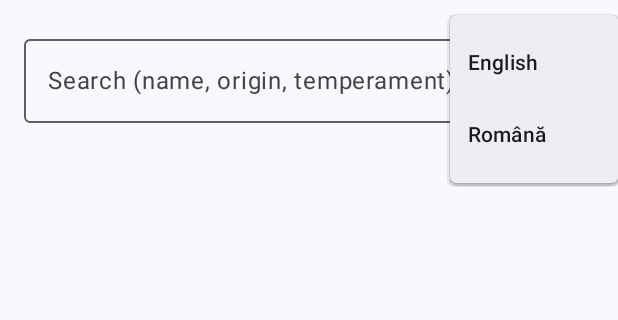
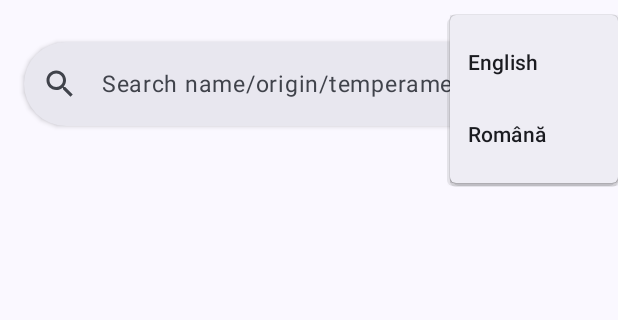
Before and after one commit to DutuMaria/meow-mate, an Android app built with Jetpack Compose: the screen it shows after launch (MainActivity), after a tap on an icon or button, on a phone screen of 412 x 824 dp, the part 69-389 px from its top. Run offline under Robolectric (Android 15) with nearby library versions, the phone set to English and light mode, and no system bars; our stand-ins replace Dagger/Hilt's generated code, Room's generated code; 1 statement that could not run was skipped.

Commit message:
Modify search bar

```diff
--- a/app/build.gradle.kts
+++ b/app/build.gradle.kts
@@ -81,6 +81,7 @@ dependencies {
     implementation(libs.androidx.material3)
     implementation(libs.androidx.appcompat)
     implementation(libs.androidx.core.ktx)
+    implementation(libs.androidx.material.icons.extended)
 
     // Navigation + Coil (imagini)
     implementation(libs.androidx.navigation.compose)
--- a/app/src/main/java/com/example/meowmate/ui/CatsListScreen.kt
+++ b/app/src/main/java/com/example/meowmate/ui/CatsListScreen.kt
@@ -1,6 +1,7 @@
 package com.example.meowmate.ui
 
 import android.util.Log
+import androidx.compose.foundation.gestures.detectTapGestures
 import androidx.compose.foundation.layout.Arrangement
 import androidx.compose.foundation.layout.Box
 import androidx.compose.foundation.layout.Column
@@ -17,7 +18,6 @@ import androidx.compose.material3.Button
 import androidx.compose.material3.DropdownMenu
 import androidx.compose.material3.DropdownMenuItem
 import androidx.compose.material3.ExperimentalMaterial3Api
-import androidx.compose.material3.OutlinedTextField
 import androidx.compose.material3.Scaffold
 import androidx.compose.material3.Text
 import androidx.compose.material3.TextButton
@@ -32,12 +32,15 @@ import androidx.compose.runtime.remember
 import androidx.compose.runtime.setValue
 import androidx.compose.ui.Alignment
 import androidx.compose.ui.Modifier
+import androidx.compose.ui.input.pointer.pointerInput
+import androidx.compose.ui.platform.LocalFocusManager
 import androidx.compose.ui.res.stringResource
 import androidx.compose.ui.unit.dp
 import androidx.hilt.navigation.compose.hiltViewModel
 import com.example.meowmate.R
 import com.example.meowmate.i18n.Locales
 import com.example.meowmate.ui.components.CatItemCard
+import com.example.meowmate.ui.components.CatSearchBar
 import com.example.meowmate.ui.state.CatsUiState
 
 
@@ -48,8 +51,14 @@ fun CatsListScreen(
     vm: CatsViewModel = hiltViewModel()
 ) {
     val state by vm.state.collectAsState()
+    val focusManager = LocalFocusManager.current
 
     Scaffold(
+        modifier = Modifier.pointerInput(Unit) {
+            detectTapGestures(onTap = {
+                focusManager.clearFocus()
+            })
+        },
         topBar = {
             TopAppBar(
                 title = { Text(stringResource(R.string.app_name)) },
@@ -78,18 +87,12 @@ fun CatsListScreen(
                 .fillMaxSize()
         ) {
             // Search
-            var localQuery by remember(state.query) { mutableStateOf(state.query) }
-            OutlinedTextField(
-                value = localQuery,
-                onValueChange = {
-                    localQuery = it
-                    vm.updateQuery(it)
-                },
+            CatSearchBar(
+                query = state.query,
+                onQueryChange = { vm.updateQuery(it) },
                 modifier = Modifier
                     .fillMaxWidth()
-                    .padding(horizontal = 16.dp, vertical = 8.dp),
-                singleLine = true,
-                placeholder = { Text(stringResource(R.string.search_placeholder)) }
+                    .padding(horizontal = 16.dp, vertical = 10.dp)
             )
 
             // Swipe to refresh + Grid
--- a/app/src/main/java/com/example/meowmate/ui/components/CatItemCard.kt
+++ b/app/src/main/java/com/example/meowmate/ui/components/CatItemCard.kt
@@ -51,7 +51,7 @@ fun CatItemCard(
                 overflow = TextOverflow.Ellipsis,
                 modifier = Modifier
                     .padding(horizontal = 12.dp, vertical = 8.dp)
-                    .align(Alignment.Start)
+                    .align(Alignment.CenterHorizontally)
             )
         }
     }
--- /dev/null
+++ b/app/src/main/java/com/example/meowmate/ui/components/CatSearchBar.kt
@@ -0,0 +1,70 @@
+package com.example.meowmate.ui.components
+
+import androidx.compose.foundation.layout.fillMaxWidth
+import androidx.compose.foundation.shape.RoundedCornerShape
+import androidx.compose.material.icons.Icons
+import androidx.compose.material.icons.filled.Close
+import androidx.compose.material.icons.filled.Search
+import androidx.compose.material3.Icon
+import androidx.compose.material3.IconButton
+import androidx.compose.material3.MaterialTheme
+import androidx.compose.material3.Surface
+import androidx.compose.material3.Text
+import androidx.compose.material3.TextField
+import androidx.compose.material3.TextFieldDefaults
+import androidx.compose.runtime.Composable
+import androidx.compose.ui.Modifier
+import androidx.compose.ui.graphics.Color
+import androidx.compose.ui.res.stringResource
+import androidx.compose.ui.unit.dp
+import androidx.compose.ui.unit.sp
+import com.example.meowmate.R
+
+@Composable
+fun CatSearchBar(
+    query: String,
+    onQueryChange: (String) -> Unit,
+    modifier: Modifier = Modifier
+) {
+    Surface(
+        shape = RoundedCornerShape(28.dp),
+        color = MaterialTheme.colorScheme.surfaceContainerHigh,
+        tonalElevation = 6.dp,
+        shadowElevation = 2.dp,
+        modifier = modifier
+    ) {
+        TextField(
+            value = query,
+            onValueChange = onQueryChange,
+            singleLine = true,
+            placeholder = { Text(stringResource(R.string.search_placeholder), fontSize = 15.5.sp) },
+            leadingIcon = {
+                Icon(
+                    imageVector = Icons.Filled.Search,
+                    contentDescription = stringResource(R.string.search)
+                )
+            },
+            trailingIcon = {
+                if (query.isNotEmpty()) {
+                    IconButton(onClick = { onQueryChange("") }) {
+                        Icon(
+                            imageVector = Icons.Filled.Close,
+                            contentDescription = stringResource(R.string.clear_search)
+                        )
+                    }
+                }
+            },
+            colors = TextFieldDefaults.colors(
+                focusedContainerColor = Color.Transparent,
+                unfocusedContainerColor = Color.Transparent,
+                disabledContainerColor = Color.Transparent,
+                errorContainerColor = Color.Transparent,
+                focusedIndicatorColor = Color.Transparent,
+                unfocusedIndicatorColor = Color.Transparent,
+                disabledIndicatorColor = Color.Transparent,
+                errorIndicatorColor = Color.Transparent
+            ),
+            modifier = Modifier.fillMaxWidth()
+        )
+    }
+}
--- a/app/src/main/res/values/strings.xml
+++ b/app/src/main/res/values/strings.xml
@@ -1,13 +1,11 @@
 <resources>
     <string name="app_name">MeowMate</string>
-
-    <!-- List -->
-    <string name="search_placeholder">Search (name, origin, temperament)...</string>
+    <string name="search">Caută</string>
+    <string name="clear_search">Șterge textul</string>
+    <string name="search_placeholder">Search name/origin/temperament</string>
     <string name="empty_title">No cats found 😿</string>
     <string name="retry">Retry</string>
     <string name="error_prefix">An error occurred: %1$s</string>
-
-    <!-- Language -->
     <string name="language">Language</string>
     <string name="lang_en">English</string>
     <string name="lang_ro">Română</string>
--- a/gradle/libs.versions.toml
+++ b/gradle/libs.versions.toml
@@ -12,6 +12,7 @@ composeBom = "2025.10.01"
 appcompat = "1.7.1"
 material = "1.13.0"
 material3 = "1.4.0"
+materialIconsExtended = "1.7.8"
 navigationCompose = "2.9.5"
 coil = "2.7.0"
 accompanist = "0.36.0"
@@ -30,6 +31,7 @@ javapoet = "1.13.0"
 [libraries]
 androidx-core-ktx = { group = "androidx.core", name = "core-ktx", version.ref = "coreKtx" }
 androidx-hilt-navigation-compose = { group = "androidx.hilt", name = "hilt-navigation-compose", version.ref = "hiltNavCompose"  }
+androidx-material-icons-extended = { module = "androidx.compose.material:material-icons-extended", version.ref = "materialIconsExtended" }
 junit = { group = "junit", name = "junit", version.ref = "junit" }
 androidx-junit = { group = "androidx.test.ext", name = "junit", version.ref = "junitVersion" }
 androidx-espresso-core = { group = "androidx.test.espresso", name = "espresso-core", version.ref = "espressoCore" }
```
Also changed, not shown: 1 other file.
